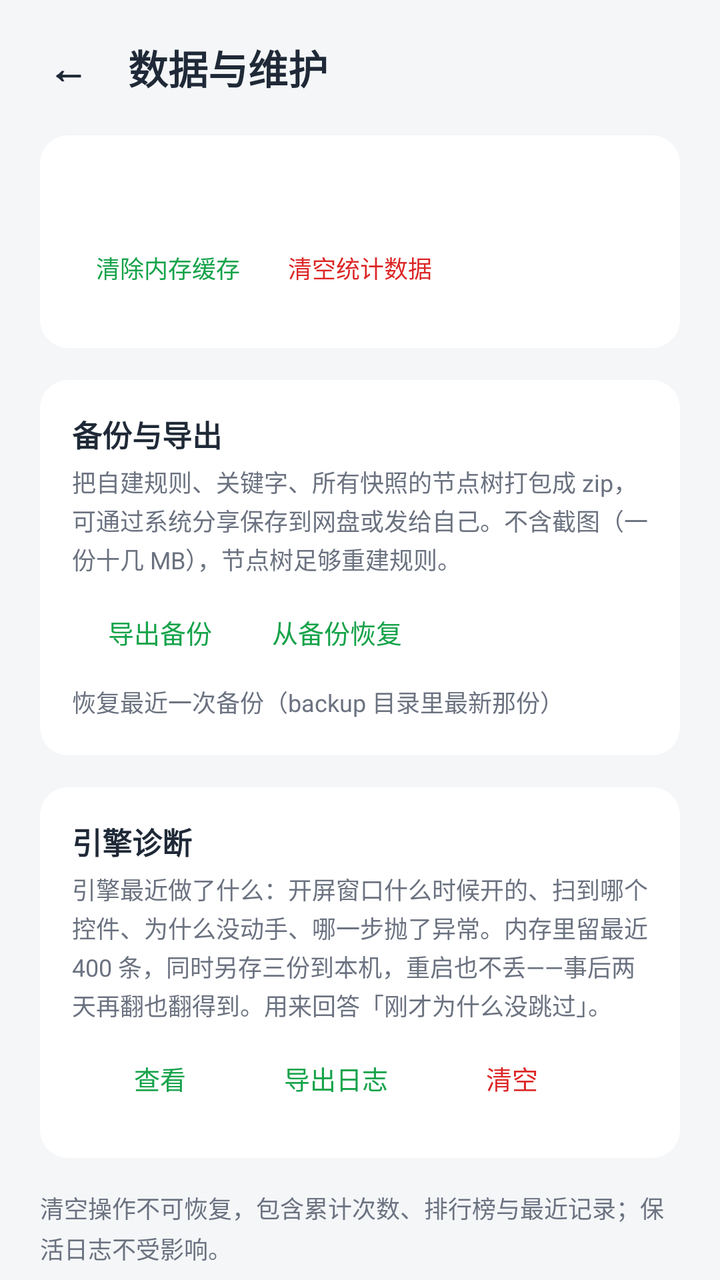
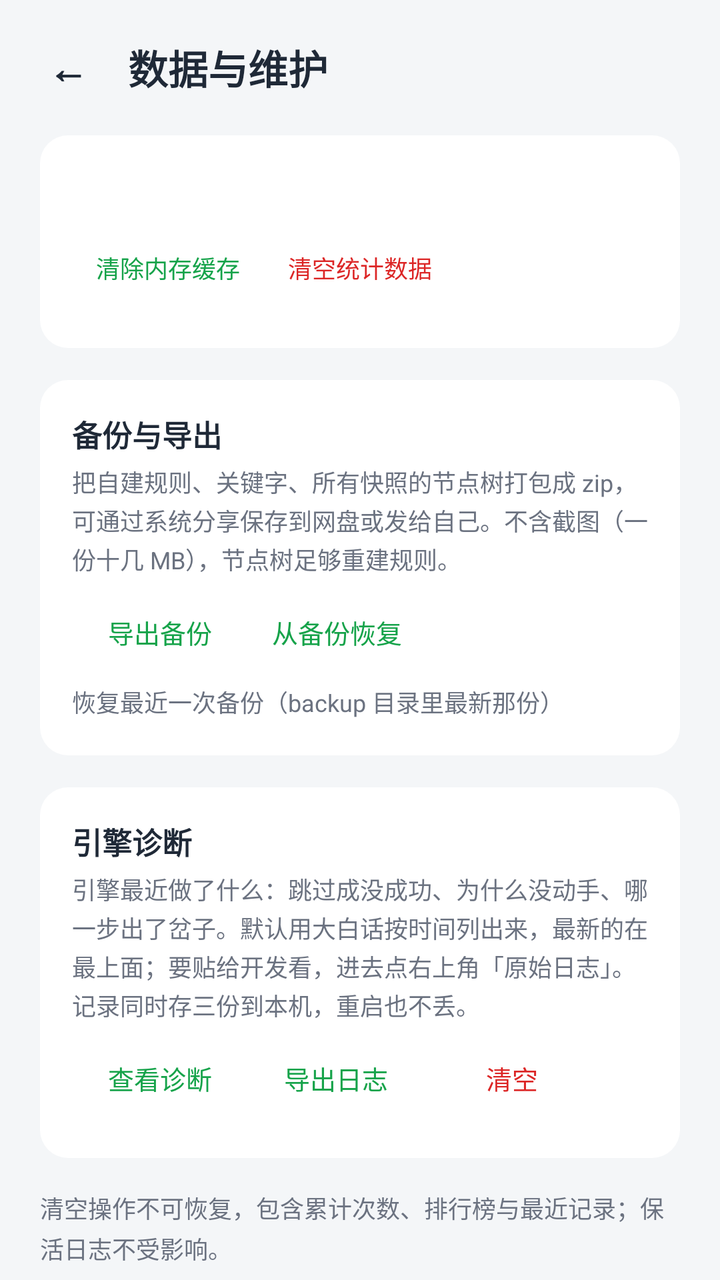

Two renders of the same Android screen: before a commit and after it. Below are the layout's source before the change and the commit's diff.
<!-- AndroidManifest.xml: application theme Theme.Daxiaojie -->
<!-- res/layout/activity_maintenance.xml -->
<?xml version="1.0" encoding="utf-8"?>
<ScrollView xmlns:android="http://schemas.android.com/apk/res/android"
    android:layout_width="match_parent"
    android:layout_height="match_parent"
    android:fillViewport="true">

    <LinearLayout
        android:layout_width="match_parent"
        android:layout_height="wrap_content"
        android:orientation="vertical">

        <View
            android:id="@+id/inset_top"
            android:layout_width="match_parent"
            android:layout_height="0dp" />

        <LinearLayout
            android:layout_width="match_parent"
            android:layout_height="wrap_content"
            android:gravity="center_vertical"
            android:orientation="horizontal"
            android:paddingLeft="12dp"
            android:paddingTop="8dp"
            android:paddingRight="20dp"
            android:paddingBottom="8dp">

            <TextView
                android:id="@+id/back_button"
                android:layout_width="wrap_content"
                android:layout_height="wrap_content"
                android:padding="12dp"
                android:text="←"
                android:textColor="@color/text_primary"
                android:textSize="20sp"
                android:textStyle="bold" />

            <TextView
                android:layout_width="wrap_content"
                android:layout_height="wrap_content"
                android:layout_marginLeft="8dp"
                android:text="@string/maintain_title"
                android:textColor="@color/text_primary"
                android:textSize="20sp"
                android:textStyle="bold" />
        </LinearLayout>

        <LinearLayout
            android:layout_width="match_parent"
            android:layout_height="wrap_content"
            android:orientation="vertical"
            android:paddingLeft="20dp"
            android:paddingRight="20dp">

            <LinearLayout
                android:layout_width="match_parent"
                android:layout_height="wrap_content"
                android:background="@drawable/bg_card"
                android:orientation="vertical"
                android:padding="16dp">

                <TextView
                    android:id="@+id/mem_text"
                    android:layout_width="wrap_content"
                    android:layout_height="wrap_content"
                    android:textColor="@color/text_primary"
                    android:textSize="15sp" />

                <LinearLayout
                    android:layout_width="match_parent"
                    android:layout_height="wrap_content"
                    android:layout_marginTop="6dp"
                    android:orientation="horizontal">

                    <Button
                        android:id="@+id/clear_cache_button"
                        style="?android:attr/borderlessButtonStyle"
                        android:layout_width="wrap_content"
                        android:layout_height="wrap_content"
                        android:text="@string/action_clear_mem_cache"
                        android:textColor="@color/primary"
                        android:textSize="12sp" />

                    <Button
                        android:id="@+id/clear_stats_button"
                        style="?android:attr/borderlessButtonStyle"
                        android:layout_width="wrap_content"
                        android:layout_height="wrap_content"
                        android:text="@string/action_clear_stats"
                        android:textColor="@color/status_off"
                        android:textSize="12sp" />
                </LinearLayout>
            </LinearLayout>

            <LinearLayout
                android:layout_width="match_parent"
                android:layout_height="wrap_content"
                android:layout_marginTop="16dp"
                android:background="@drawable/bg_card"
                android:orientation="vertical"
                android:padding="16dp">

                <TextView
                    android:layout_width="wrap_content"
                    android:layout_height="wrap_content"
                    android:text="备份与导出"
                    android:textColor="@color/text_primary"
                    android:textSize="15sp"
                    android:textStyle="bold" />

                <TextView
                    android:layout_width="match_parent"
                    android:layout_height="wrap_content"
                    android:layout_marginTop="4dp"
                    android:lineSpacingExtra="2dp"
                    android:text="把自建规则、关键字、所有快照的节点树打包成 zip，可通过系统分享保存到网盘或发给自己。不含截图（一份十几 MB），节点树足够重建规则。"
                    android:textColor="@color/text_secondary"
                    android:textSize="12sp" />

                <LinearLayout
                    android:layout_width="match_parent"
                    android:layout_height="wrap_content"
                    android:layout_marginTop="4dp"
                    android:orientation="horizontal">

                    <Button
                        android:id="@+id/export_backup_button"
                        style="?android:attr/borderlessButtonStyle"
                        android:layout_width="wrap_content"
                        android:layout_height="wrap_content"
                        android:text="导出备份"
                        android:textColor="@color/primary"
                        android:textSize="13sp" />

                    <Button
                        android:id="@+id/import_backup_button"
                        style="?android:attr/borderlessButtonStyle"
                        android:layout_width="wrap_content"
                        android:layout_height="wrap_content"
                        android:text="从备份恢复"
                        android:textColor="@color/primary"
                        android:textSize="13sp" />
                </LinearLayout>

                <TextView
                    android:id="@+id/restore_latest_button"
                    android:layout_width="wrap_content"
                    android:layout_height="wrap_content"
                    android:paddingTop="2dp"
                    android:paddingBottom="2dp"
                    android:text="恢复最近一次备份（backup 目录里最新那份）"
                    android:textColor="@color/text_secondary"
                    android:textSize="12sp" />
            </LinearLayout>

            <LinearLayout
                android:layout_width="match_parent"
                android:layout_height="wrap_content"
                android:layout_marginTop="16dp"
                android:background="@drawable/bg_card"
                android:orientation="vertical"
                android:padding="16dp">

                <TextView
                    android:layout_width="wrap_content"
                    android:layout_height="wrap_content"
                    android:text="引擎诊断"
                    android:textColor="@color/text_primary"
                    android:textSize="15sp"
                    android:textStyle="bold" />

                <TextView
                    android:layout_width="match_parent"
                    android:layout_height="wrap_content"
                    android:layout_marginTop="4dp"
                    android:lineSpacingExtra="2dp"
                    android:text="引擎最近做了什么：开屏窗口什么时候开的、扫到哪个控件、为什么没动手、哪一步抛了异常。内存里留最近 400 条，同时另存三份到本机，重启也不丢——事后两天再翻也翻得到。用来回答「刚才为什么没跳过」。"
                    android:textColor="@color/text_secondary"
                    android:textSize="12sp" />

                <LinearLayout
                    android:layout_width="match_parent"
                    android:layout_height="wrap_content"
                    android:layout_marginTop="4dp"
                    android:orientation="horizontal">

                    <Button
                        android:id="@+id/engine_log_button"
                        style="?android:attr/borderlessButtonStyle"
                        android:layout_width="wrap_content"
                        android:layout_height="wrap_content"
                        android:text="查看"
                        android:textColor="@color/primary"
                        android:textSize="13sp" />

                    <Button
                        android:id="@+id/engine_log_export_button"
                        style="?android:attr/borderlessButtonStyle"
                        android:layout_width="wrap_content"
                        android:layout_height="wrap_content"
                        android:text="导出日志"
                        android:textColor="@color/primary"
                        android:textSize="13sp" />

                    <Button
                        android:id="@+id/engine_log_clear_button"
                        style="?android:attr/borderlessButtonStyle"
                        android:layout_width="wrap_content"
                        android:layout_height="wrap_content"
                        android:text="清空"
                        android:textColor="@color/status_off"
                        android:textSize="13sp" />
                </LinearLayout>
            </LinearLayout>

            <TextView
                android:layout_width="match_parent"
                android:layout_height="wrap_content"
                android:layout_marginTop="16dp"
                android:lineSpacingExtra="3dp"
                android:text="@string/clear_stats_warn_repeat"
                android:textColor="@color/text_secondary"
                android:textSize="12sp" />
        </LinearLayout>

        <View
            android:id="@+id/inset_bottom"
            android:layout_width="match_parent"
            android:layout_height="0dp" />
    </LinearLayout>
</ScrollView>
<!-- resources referenced by this layout -->
<resources>
  <color name="primary">#16A34A</color>
  <color name="status_off">#DC2626</color>
  <color name="text_primary">#1F2937</color>
  <color name="text_secondary">#6B7280</color>
  <!-- drawable bg_card (drawable) -->
  <?xml version="1.0" encoding="utf-8"?>
  <shape xmlns:android="http://schemas.android.com/apk/res/android" android:shape="rectangle">
      <solid android:color="@color/card" />
      <corners android:radius="14dp" />
  </shape>
  <string name="action_clear_mem_cache">清除内存缓存</string>
  <string name="action_clear_stats">清空统计数据</string>
  <string name="clear_stats_warn_repeat">清空操作不可恢复，包含累计次数、排行榜与最近记录；保活日志不受影响。</string>
  <string name="maintain_title">数据与维护</string>
  <style name="Theme.Daxiaojie" parent="Theme.AppCompat.DayNight.NoActionBar">
          <item name="colorPrimary">@color/primary</item>
          <item name="colorPrimaryDark">@color/primary_dark</item>
          <item name="colorAccent">@color/primary</item>
          <item name="android:windowBackground">@color/background</item>
          <item name="android:statusBarColor">@android:color/transparent</item>
          <item name="android:navigationBarColor">@android:color/transparent</item>
          <item name="android:windowLightStatusBar">true</item>
      </style>
  <color name="card">#FFFFFF</color>
  <color name="primary_dark">#0E7A38</color>
  <color name="background">#F4F6F8</color>
</resources>

<!-- the commit's change to res/layout/activity_maintenance.xml (unified diff, before → after) -->
@@ -173,7 +173,7 @@
                     android:layout_height="wrap_content"
                     android:layout_marginTop="4dp"
                     android:lineSpacingExtra="2dp"
-                    android:text="引擎最近做了什么：开屏窗口什么时候开的、扫到哪个控件、为什么没动手、哪一步抛了异常。内存里留最近 400 条，同时另存三份到本机，重启也不丢——事后两天再翻也翻得到。用来回答「刚才为什么没跳过」。"
+                    android:text="引擎最近做了什么：跳过成没成功、为什么没动手、哪一步出了岔子。默认用大白话按时间列出来，最新的在最上面；要贴给开发看，进去点右上角「原始日志」。记录同时存三份到本机，重启也不丢。"
                     android:textColor="@color/text_secondary"
                     android:textSize="12sp" />
 
@@ -188,7 +188,7 @@
                         style="?android:attr/borderlessButtonStyle"
                         android:layout_width="wrap_content"
                         android:layout_height="wrap_content"
-                        android:text="查看"
+                        android:text="查看诊断"
                         android:textColor="@color/primary"
                         android:textSize="13sp" />
 
